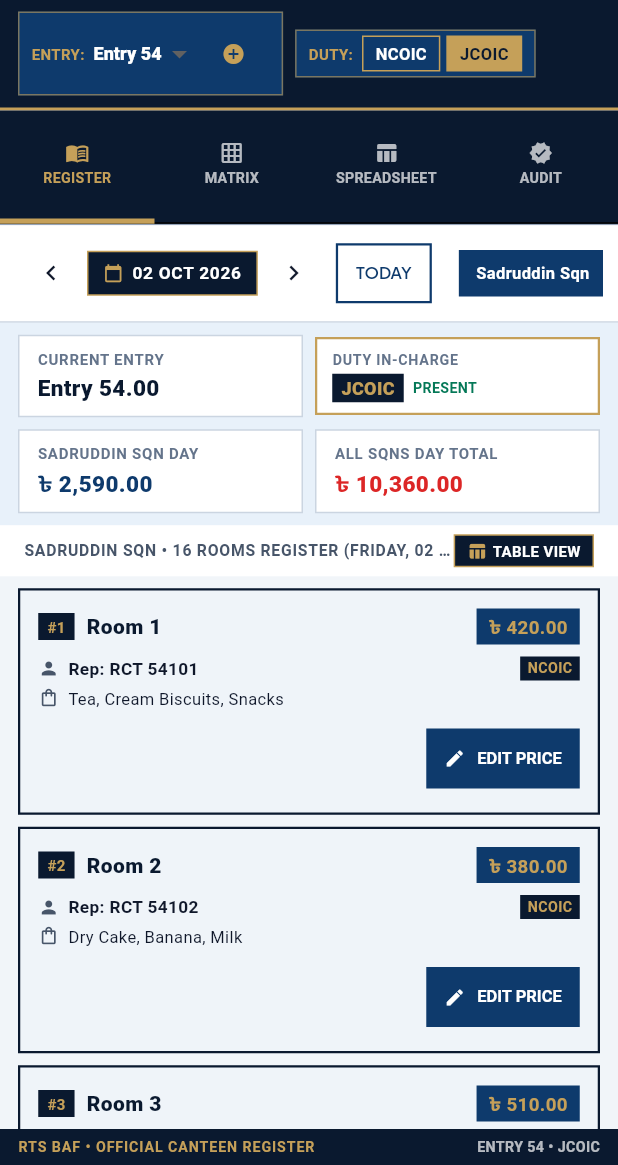
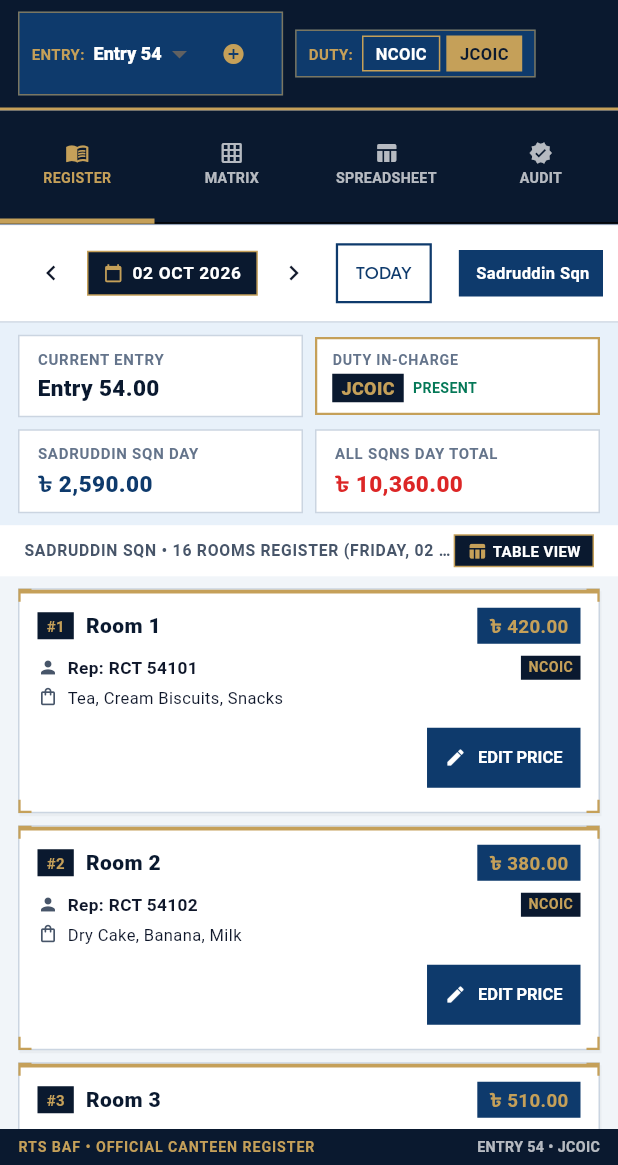
Before and after one commit to Levi9111/food-canteen-flutter, a Flutter app: the screen it shows after launch, after a tap on "JCOIC", on a phone screen of 412 x 824 dp, the part 71-1236 px from its top. Run offline on Flutter 3.47's test engine with Material 3 defaults, Android fonts, the phone set to English and light mode, and no system bars; our stand-ins replace dio, flutter_riverpod, flutter_secure_storage, google_fonts, shared_preferences.

Commit message:
feat(ui): add smart tactical military card and badge components with precision corner brackets

```diff
--- /dev/null
+++ b/lib/core/widgets/tactical_card.dart
@@ -0,0 +1,264 @@
+import 'package:flutter/material.dart';
+import '../theme/app_colors.dart';
+
+/// Tactical Card with zero round curves, featuring sharp precision edges,
+/// military hairline dual-borders, and gold corner bracket accents [┌ ┐ └ ┘].
+class TacticalCard extends StatelessWidget {
+  final Widget child;
+  final EdgeInsetsGeometry padding;
+  final EdgeInsetsGeometry margin;
+  final Color backgroundColor;
+  final Color borderColor;
+  final Color? accentColor;
+  final bool showCornerBrackets;
+  final double cornerBracketSize;
+  final double cornerBracketWidth;
+  final VoidCallback? onTap;
+
+  const TacticalCard({
+    super.key,
+    required this.child,
+    this.padding = const EdgeInsets.all(12),
+    this.margin = EdgeInsets.zero,
+    this.backgroundColor = AppColors.ledgerSurface,
+    this.borderColor = AppColors.ledgerBorderLight,
+    this.accentColor,
+    this.showCornerBrackets = true,
+    this.cornerBracketSize = 8.0,
+    this.cornerBracketWidth = 1.5,
+    this.onTap,
+  });
+
+  @override
+  Widget build(BuildContext context) {
+    Widget cardContent = Container(
+      margin: margin,
+      decoration: BoxDecoration(
+        color: backgroundColor,
+        border: Border.all(color: borderColor, width: 1.0),
+        boxShadow: [
+          BoxShadow(
+            color: Colors.black.withAlpha(8),
+            offset: const Offset(1, 2),
+            blurRadius: 0, // Sharp crisp shadow
+          ),
+        ],
+      ),
+      child: Stack(
+        children: [
+          // Top accent line if provided
+          if (accentColor != null)
+            Positioned(
+              top: 0,
+              left: 0,
+              right: 0,
+              height: 2.5,
+              child: Container(color: accentColor),
+            ),
+
+          // Corner brackets painter
+          if (showCornerBrackets)
+            Positioned.fill(
+              child: CustomPaint(
+                painter: _CornerBracketPainter(
+                  bracketColor: accentColor ?? AppColors.bafGold,
+                  length: cornerBracketSize,
+                  strokeWidth: cornerBracketWidth,
+                ),
+              ),
+            ),
+
+          Padding(
+            padding: padding,
+            child: child,
+          ),
+        ],
+      ),
+    );
+
+    if (onTap != null) {
+      return InkWell(
+        onTap: onTap,
+        splashColor: AppColors.bafGold.withAlpha(30),
+        highlightColor: AppColors.bafDeepBlue.withAlpha(20),
+        child: cardContent,
+      );
+    }
+
+    return cardContent;
+  }
+}
+
+/// Custom painter for sharp military HUD/tactical corner brackets
+class _CornerBracketPainter extends CustomPainter {
+  final Color bracketColor;
+  final double length;
+  final double strokeWidth;
+
+  const _CornerBracketPainter({
+    required this.bracketColor,
+    required this.length,
+    required this.strokeWidth,
+  });
+
+  @override
+  void paint(Canvas canvas, Size size) {
+    final paint = Paint()
+      ..color = bracketColor
+      ..strokeWidth = strokeWidth
+      ..style = PaintingStyle.stroke;
+
+    // Top-Left [┌]
+    final tl = Path()
+      ..moveTo(0, length)
+      ..lineTo(0, 0)
+      ..lineTo(length, 0);
+    canvas.drawPath(tl, paint);
+
+    // Top-Right [┐]
+    final tr = Path()
+      ..moveTo(size.width - length, 0)
+      ..lineTo(size.width, 0)
+      ..lineTo(size.width, length);
+    canvas.drawPath(tr, paint);
+
+    // Bottom-Left [└]
+    final bl = Path()
+      ..moveTo(0, size.height - length)
+      ..lineTo(0, size.height)
+      ..lineTo(length, size.height);
+    canvas.drawPath(bl, paint);
+
+    // Bottom-Right [┘]
+    final br = Path()
+      ..moveTo(size.width - length, size.height)
+      ..lineTo(size.width, size.height)
+      ..lineTo(size.width, size.height - length);
+    canvas.drawPath(br, paint);
+  }
+
+  @override
+  bool shouldRepaint(covariant _CornerBracketPainter oldDelegate) {
+    return oldDelegate.bracketColor != bracketColor ||
+        oldDelegate.length != length ||
+        oldDelegate.strokeWidth != strokeWidth;
+  }
+}
+
+/// Tactical Sharp Badge / Chip
+class TacticalBadge extends StatelessWidget {
+  final String label;
+  final Color backgroundColor;
+  final Color textColor;
+  final Color? borderColor;
+  final double fontSize;
+  final EdgeInsetsGeometry padding;
+
+  const TacticalBadge({
+    super.key,
+    required this.label,
+    this.backgroundColor = AppColors.bafDeepBlue,
+    this.textColor = Colors.white,
+    this.borderColor,
+    this.fontSize = 9.5,
+    this.padding = const EdgeInsets.symmetric(horizontal: 6, vertical: 2),
+  });
+
+  @override
+  Widget build(BuildContext context) {
+    return Container(
+      padding: padding,
+      decoration: BoxDecoration(
+        color: backgroundColor,
+        border: Border.all(
+          color: borderColor ?? backgroundColor,
+          width: 1.0,
+        ),
+      ),
+      child: Text(
+        label,
+        style: TextStyle(
+          color: textColor,
+          fontSize: fontSize,
+          fontWeight: FontWeight.bold,
+          letterSpacing: 0.6,
+        ),
+      ),
+    );
+  }
+}
+
+/// Tactical Metric Box for Dashboard Summaries
+class TacticalMetricBox extends StatelessWidget {
+  final String label;
+  final String value;
+  final String? subtitle;
+  final Color? valueColor;
+  final Color? accentColor;
+  final IconData? icon;
+
+  const TacticalMetricBox({
+    super.key,
+    required this.label,
+    required this.value,
+    this.subtitle,
+    this.valueColor,
+    this.accentColor,
+    this.icon,
+  });
+
+  @override
+  Widget build(BuildContext context) {
+    return TacticalCard(
+      padding: const EdgeInsets.symmetric(horizontal: 12, vertical: 8),
+      accentColor: accentColor ?? AppColors.bafGold,
+      child: Column(
+        crossAxisAlignment: CrossAxisAlignment.start,
+        mainAxisSize: MainAxisSize.min,
+        children: [
+          Row(
+            children: [
+              if (icon != null) ...[
+                Icon(icon, size: 12, color: accentColor ?? AppColors.bafGold),
+                const SizedBox(width: 4),
+              ],
+              Expanded(
+                child: Text(
+                  label.toUpperCase(),
+                  style: const TextStyle(
+                    fontSize: 9.5,
+                    fontWeight: FontWeight.bold,
+                    color: AppColors.textSecondary,
+                    letterSpacing: 0.5,
+                  ),
+                  overflow: TextOverflow.ellipsis,
+                ),
+              ),
+            ],
+          ),
+          const SizedBox(height: 4),
+          Text(
+            value,
+            style: TextStyle(
+              fontSize: 16,
+              fontWeight: FontWeight.w900,
+              color: valueColor ?? AppColors.bafNavy,
+              letterSpacing: -0.2,
+            ),
+          ),
+          if (subtitle != null) ...[
+            const SizedBox(height: 2),
+            Text(
+              subtitle!,
+              style: const TextStyle(
+                fontSize: 9,
+                color: AppColors.textMuted,
+              ),
+              overflow: TextOverflow.ellipsis,
+            ),
+          ],
+        ],
+      ),
+    );
+  }
+}
--- a/lib/features/recruits_canteen/presentation/widgets/daily_entry_view.dart
+++ b/lib/features/recruits_canteen/presentation/widgets/daily_entry_view.dart
@@ -6,6 +6,7 @@ import '../../../../core/theme/app_colors.dart';
 import '../../constants/canteen_constants.dart';
 import '../../models/daily_room_expense.dart';
 import '../../providers/canteen_register_provider.dart';
+import '../../../../core/widgets/tactical_card.dart';
 
 class DailyEntryView extends ConsumerStatefulWidget {
   const DailyEntryView({super.key});
@@ -408,18 +409,10 @@ class _DailyEntryViewState extends ConsumerState<DailyEntryView> {
         );
         final hasEntry = expense != null && expense.amount > 0;
 
-        return Card(
-          elevation: 0,
-          margin: const EdgeInsets.only(bottom: 8),
-          shape: const RoundedRectangleBorder(borderRadius: BorderRadius.zero),
-          color: hasEntry ? AppColors.bafLightBlue.withAlpha(50) : AppColors.ledgerSurface,
-          child: Container(
-            decoration: BoxDecoration(
-              border: Border.all(
-                color: hasEntry ? AppColors.bafNavy : AppColors.ledgerBorder,
-                width: hasEntry ? 1.5 : 1,
-              ),
-            ),
+        return Padding(
+          padding: const EdgeInsets.only(bottom: 8),
+          child: TacticalCard(
+            accentColor: hasEntry ? AppColors.bafGold : null,
             padding: const EdgeInsets.all(12),
             child: Column(
               crossAxisAlignment: CrossAxisAlignment.stretch,
```
